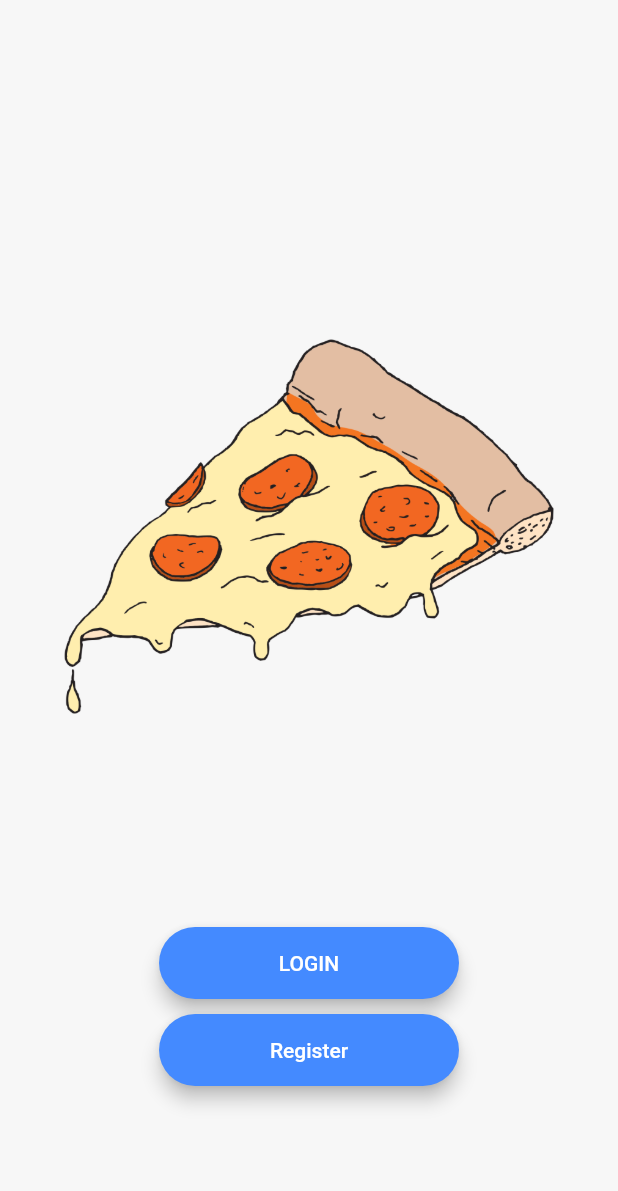
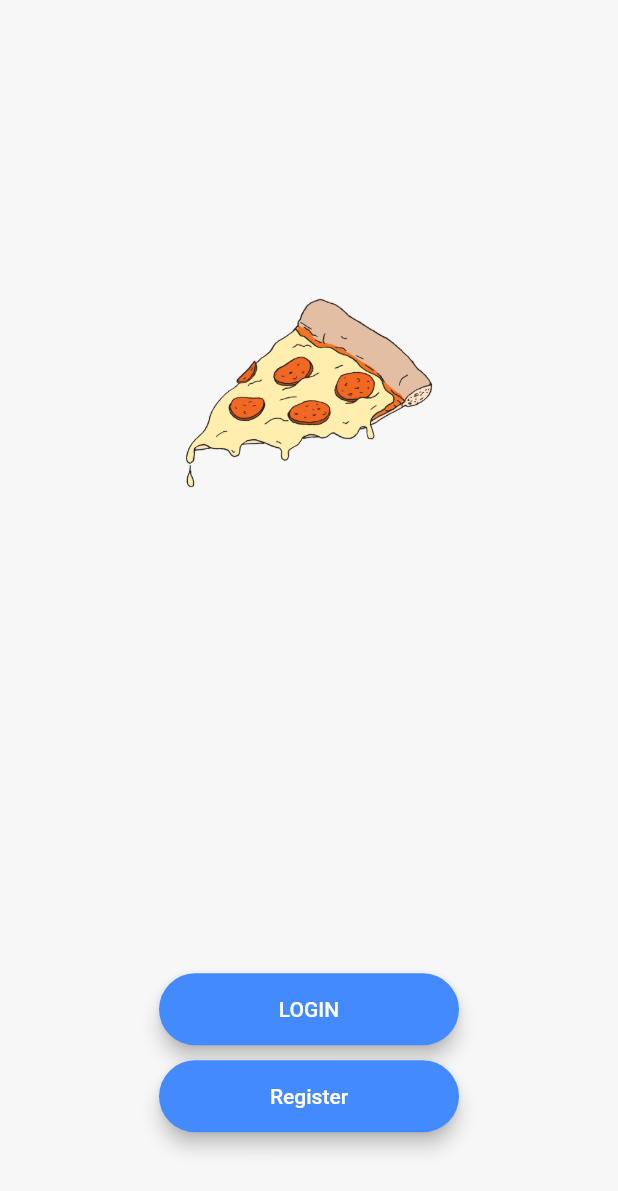
Before and after one commit to adamdoma/pizzeria, a Flutter app: the screen it shows after launch, on a phone screen of 412 x 824 dp. Shown: the top 1191 px of the screen. Run offline on Flutter 3.47's test engine with Material 2 defaults, Android fonts, the light colour scheme and no system bars; our stand-ins replace cloud_firestore, firebase_auth, firebase_core, firebase_messaging, modal_progress_hud; missing offline and left inert: dart:ffi; accounts and stored records are empty.

Commit message:
update before major upgrade

```diff
--- a/lib/screens/login_screen.dart
+++ b/lib/screens/login_screen.dart
@@ -24,6 +24,7 @@ class _LoginScreenState extends State<LoginScreen> {
       body: ModalProgressHUD(
         inAsyncCall: spinner,
         child: SafeArea(
+          child: SingleChildScrollView(
             child: Padding(
               padding: const EdgeInsets.symmetric(horizontal: 40),
               child: Column(
@@ -65,7 +66,8 @@ class _LoginScreenState extends State<LoginScreen> {
                       });
 
                       try {
-                      final toLogUser = await _auth.signInWithEmailAndPassword(
+                        final toLogUser =
+                            await _auth.signInWithEmailAndPassword(
                                 email: email, password: password);
                         if (toLogUser != null) {
                           Navigator.popAndPushNamed(context, UserHomeScreen.ID);
@@ -92,6 +94,7 @@ class _LoginScreenState extends State<LoginScreen> {
             ),
           ),
         ),
+      ),
     );
   }
 }
--- a/lib/screens/welcome_screen.dart
+++ b/lib/screens/welcome_screen.dart
@@ -17,6 +17,8 @@ class _WelcomeScreenState extends State<WelcomeScreen>
     with SingleTickerProviderStateMixin {
   double test = 0;
   double padding = 0;
+  double _height = 0;
+  double _width = 0;
 
   AnimationController controller;
   Animation anim;
@@ -26,14 +28,17 @@ class _WelcomeScreenState extends State<WelcomeScreen>
     super.initState();
 
     controller = AnimationController(
-      duration: Duration(seconds: 2),
+      duration: Duration(seconds: 4),
       vsync: this,
     );
-    anim = CurvedAnimation(parent: controller, curve: Curves.bounceIn);
-    controller.forward();
+    anim = CurvedAnimation(parent: controller, curve: Curves.elasticIn);
+    // controller.forward();
+    controller.repeat(
+        max: 0.94, min: 0.5, reverse: true, period: Duration(seconds: 1));
     controller.addListener(() {
       setState(() {
-        padding = controller.value * 300;
+        // padding = controller.value * 300;
+        padding = _width = _height = controller.value * 300;
       });
     });
 
@@ -54,15 +59,14 @@ class _WelcomeScreenState extends State<WelcomeScreen>
         mainAxisAlignment: MainAxisAlignment.center,
         children: [
           //TODO: להוסיף תמונה במקום שומר המקום
-          Container(
-            height: MediaQuery.of(context).size.height * 0.6,
-            width: MediaQuery.of(context).size.width,
-            child: AnimatedContainer(
-              duration: Duration(seconds: 2),
-              curve: Curves.ease,
-              padding: EdgeInsets.only(top: padding * 0.7),
+          Expanded(
+            flex: 3,
+            child: Center(
               child: Image.asset(
                 'img/pizza.png',
+                fit: BoxFit.contain,
+                width: _width,
+                height: _height,
               ),
             ),
           ),
--- a/lib/services/firebaseService.dart
+++ b/lib/services/firebaseService.dart
@@ -89,7 +89,6 @@ class FireBase {
 
   static Future<bool> editUserNameAndLastName(
       String newName, String newLastName) async {
-    bool isOk = false;
     try {
       await FirebaseFirestore.instance
           .collection('user')
@@ -125,8 +124,9 @@ class FireBase {
   static void addNewUser(
       String email, String password, String firstName, String lastName) async {
     try {
-      final newUser = await FirebaseAuth.instance
+      UserCredential newUser = await FirebaseAuth.instance
           .createUserWithEmailAndPassword(email: email, password: password);
+      print(newUser.credential);
       if (newUser != null) {
         User theNewUser = FirebaseAuth.instance.currentUser;
         var tokin = await FirebaseMessaging().getToken();
```
Also changed, not shown: lib/screens/order_screen.dart (+32 -8 lines), lib/screens/registration_screen.dart (+5 -3 lines). Lines whose indentation alone changed are shown as unchanged.
